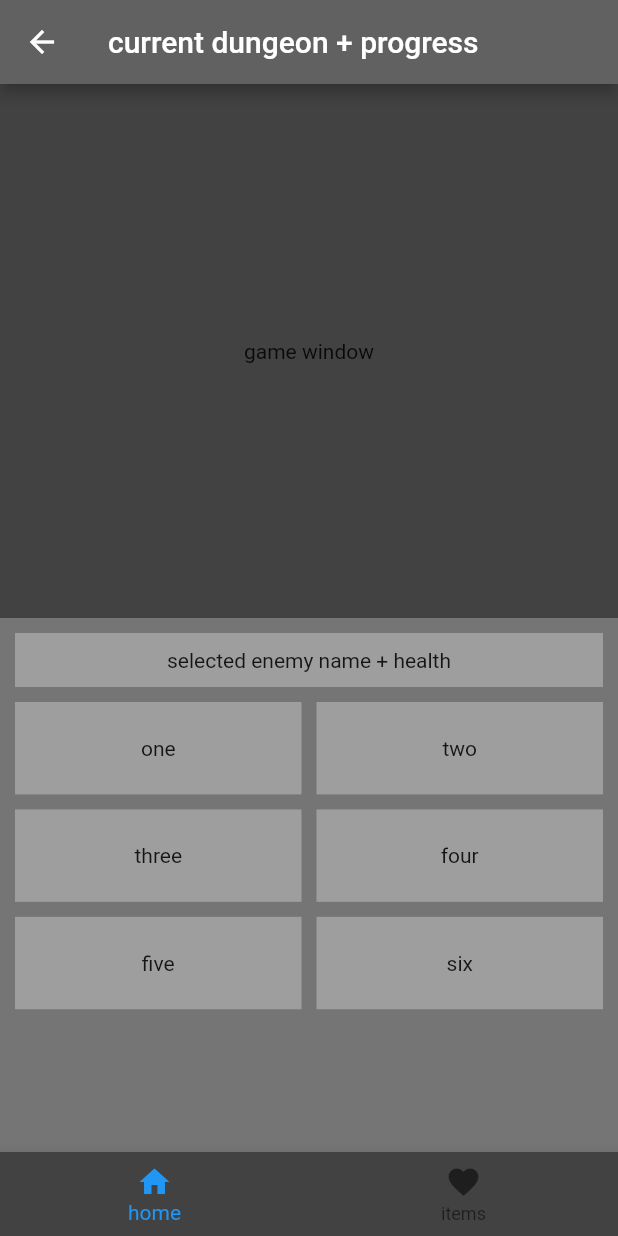
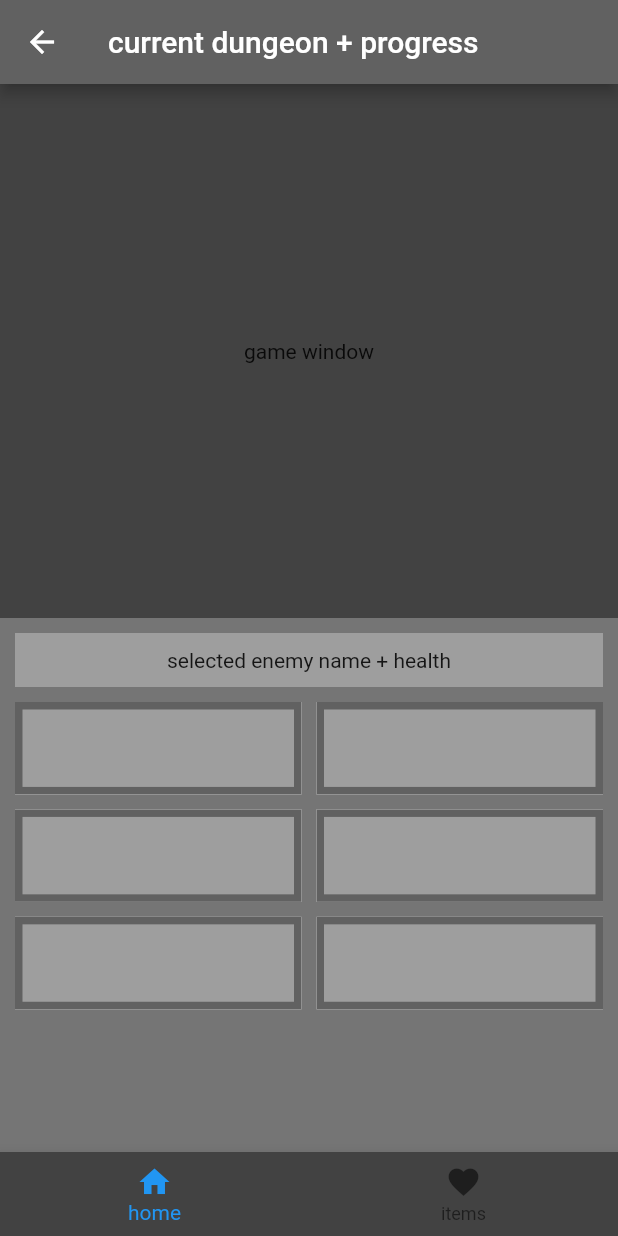
Before and after one commit to aarongiesbrecht/slimes, a Flutter app: the CombatPage screen opened directly, on a phone screen of 412 x 824 dp. Run offline on Flutter 3.47's test engine with Material 2 defaults, Android fonts, the phone set to English and light mode, and no system bars.

Commit message:
char button began

```diff
--- /dev/null
+++ b/slimes/lib/UI/CharacterTile.dart
@@ -0,0 +1,67 @@
+import 'package:flutter/material.dart';
+
+class CharacterTile extends StatefulWidget {
+  CharacterTile();
+
+  @override
+  _CharacterTileState createState() => _CharacterTileState();
+}
+
+class _CharacterTileState extends State<CharacterTile> {
+  @override
+  Widget build(BuildContext context) {
+    return new Material(
+      child: Container(
+        padding: EdgeInsets.all(5),
+        color: Colors.grey[700],
+        child: Container(
+          padding: EdgeInsets.all(10),
+          color: Colors.grey,
+          child: Row(
+            children: <Widget>[
+
+            ],
+          ),
+        ),
+      ),
+    );
+  }
+}
+
+
+// old column
+
+// Expanded(
+//   child: FractionallySizedBox(
+//     widthFactor: 0.8,
+//     heightFactor: 0.8,
+//     alignment: Alignment.center,
+//     child: Container(
+//       child: Text('char\navatar'),
+//       color: Colors.green,
+//     ),
+//   ),
+// ),
+// Expanded(
+//   child: Column(
+//     children: <Widget>[
+//       Expanded(
+//         child: Container(
+//           alignment: Alignment.bottomLeft,
+//           child: Text('char name'),
+//         ),
+//       ),
+//       Expanded(
+//         child: FractionallySizedBox(
+//           widthFactor: .9,
+//           heightFactor: .25,
+//           alignment: Alignment.centerLeft,
+//           child: Container(
+//             child: Text('health'),
+//             color: Colors.red,
+//           ),
+//         ),
+//       ),
+//     ],
+//   ),
+// ),
--- a/slimes/lib/UI/CombatMenu.dart
+++ b/slimes/lib/UI/CombatMenu.dart
@@ -12,8 +12,8 @@ class CombatMenu extends StatelessWidget {
 
   //const CombatMenu({});
 
-  void onTap() {
-    print('temp call');
+  void onTap(int index) {
+    print('tap registered on index: $index');
   }
 
   @override
@@ -28,7 +28,7 @@ class CombatMenu extends StatelessWidget {
               color: Colors.grey[500],
               padding: EdgeInsets.all(10),
               alignment: Alignment.center,
-              //! TODO impliment enemy name and overlay over dynamic health bar
+              //TODO impliment enemy name and overlay over dynamic health bar
               child: Text('selected enemy name + health'),
             ),
           ),
@@ -41,12 +41,12 @@ class CombatMenu extends StatelessWidget {
               crossAxisCount: 2,
               childAspectRatio: 3.1,
               children: <Widget>[
-                new CombatMenuTile('one', onTap),
-                new CombatMenuTile('two', onTap),
-                new CombatMenuTile('three', onTap),
-                new CombatMenuTile('four', onTap),
-                new CombatMenuTile('five', onTap),
-                new CombatMenuTile('six', onTap),
+                new CombatMenuTile('one', () => onTap(1)),
+                new CombatMenuTile('two', () => onTap(2)),
+                new CombatMenuTile('three', () => onTap(3)),
+                new CombatMenuTile('four', () => onTap(4)),
+                new CombatMenuTile('five', () => onTap(5)),
+                new CombatMenuTile('six', () => onTap(6)),
               ],
             ),
           ),
--- a/slimes/lib/UI/CombatOptionTile.dart
+++ b/slimes/lib/UI/CombatOptionTile.dart
@@ -1,4 +1,6 @@
 import 'package:flutter/material.dart';
+
+import './CharacterTile.dart';
 
 class CombatMenuTile extends StatelessWidget {
 
@@ -14,10 +16,8 @@ class CombatMenuTile extends StatelessWidget {
       child: new GestureDetector(
         onTap: () => onTap(),
         child:  Container(
-          child: Center(
-            child: Text(optionName),
-            //! TODO: add styling
-          ),
+          //TODO will require characer values to be passed in
+          child: new CharacterTile(),
         ),
       ),
     );
--- a/slimes/lib/entities/friendly/Slime.dart
+++ b/slimes/lib/entities/friendly/Slime.dart
@@ -18,6 +18,4 @@ class Slime {
   //init function
   Slime(this.element, this.type, this.health, this.movesDamage, this.movesName)
 
-
-
 }
--- a/slimes/lib/pages/CombatPage.dart
+++ b/slimes/lib/pages/CombatPage.dart
@@ -25,7 +25,7 @@ class CombatPageState extends State<CombatPage> {
         body: Column(
           children: <Widget>[
             Expanded(
-              //! TODO this should be a custom game window item
+              //TODO this should be a custom game window item
               child: Center(
                 child: Container(
                   child: Text('game window'),
```
